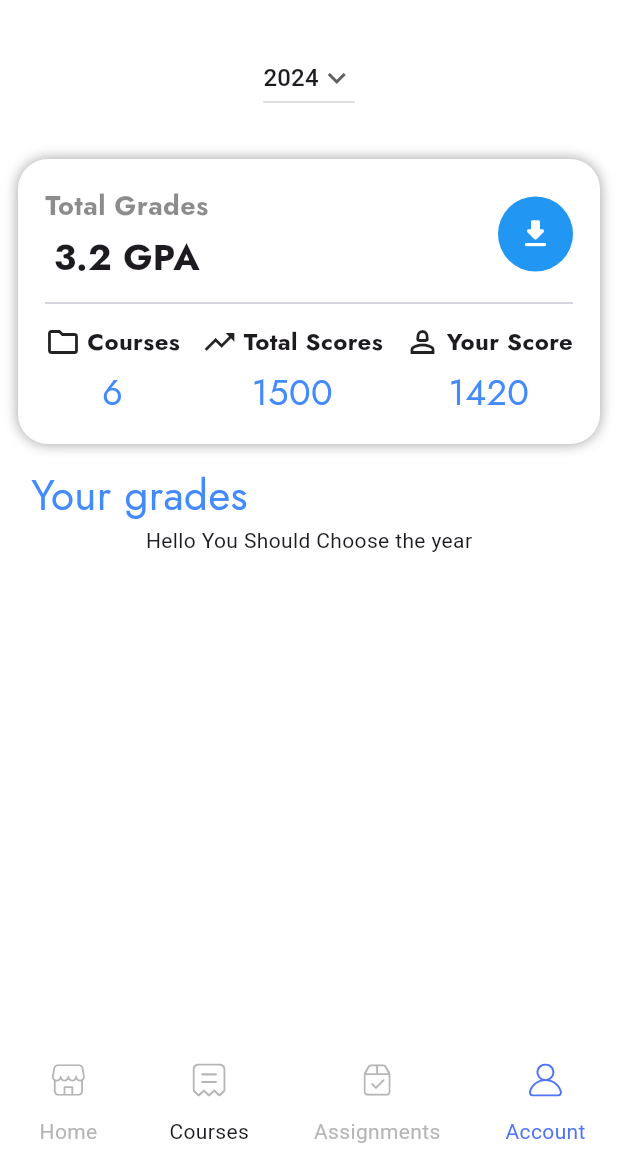
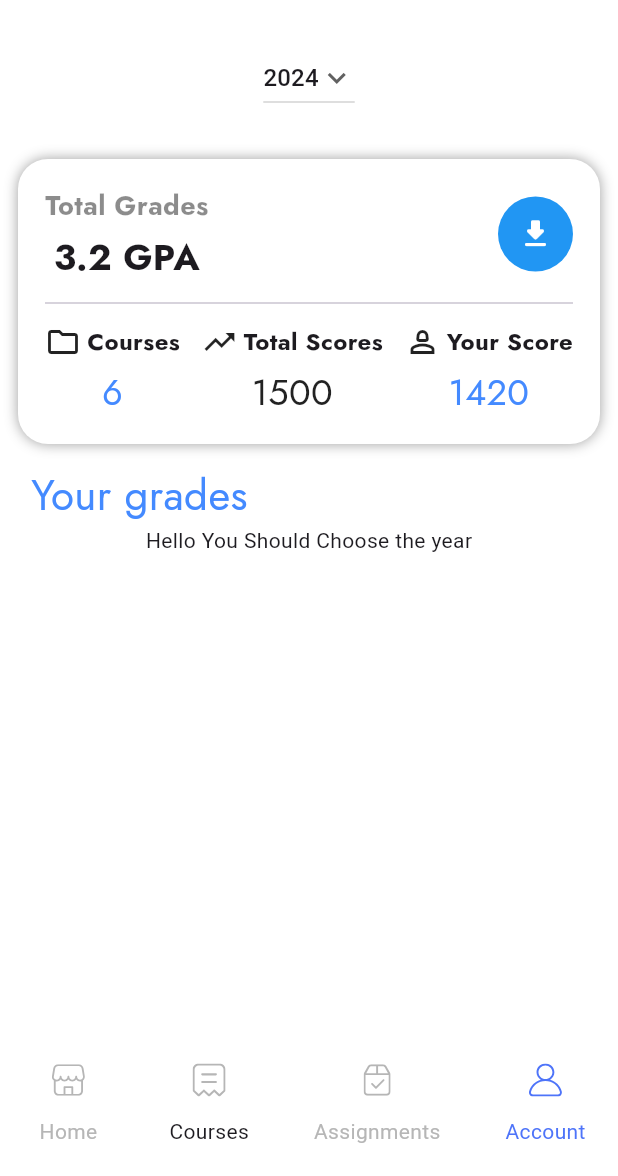
Before and after one commit to Dark-Semicolon/graduation-project-mobile-app, a Flutter app: the GradesPage screen opened by its route, on a phone screen of 412 x 824 dp, the part 60-1236 px from its top. Run offline on Flutter 3.47's test engine with Material 3 defaults, Android fonts, the phone set to English and light mode, and no system bars; our stand-ins replace device_info_plus, flutter_bloc, flutter_onboarding_slider, flutter_riverpod, flutter_svg, go_router and 6 more; accounts and stored records are empty; network calls fail.

```diff
--- a/lib/Features/Grades/presentation/view/Widgets/Total_Grade_Widget.dart
+++ b/lib/Features/Grades/presentation/view/Widgets/Total_Grade_Widget.dart
@@ -89,7 +89,7 @@ class TotalGPAWidget extends StatelessWidget {
                       Row(
                         children: [Icon(Icons.trending_up_outlined),SizedBox(width: 4,), Text('Total Scores',style: TextStyle(fontFamily: 'Jost',fontSize:16,fontWeight: FontWeight.bold),)],
                       ),SizedBox(height: 4,),
-                      Text('1500',style: TextStyle(fontFamily: 'Jost',fontSize: 24,color: Colors.blueAccent),)
+                      Text('1500',style: TextStyle(fontFamily: 'Jost',fontSize: 24,color: Colors.black87),)
                     ],
                   ),
                   Spacer(),
```
